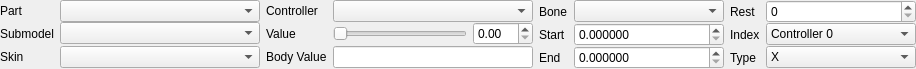
First picture: the form in src/tools/hlam/ui/assets/studiomodel/dockpanels/StudioModelBodyPartsPanel.ui, repository SamVanheer/HalfLifeAssetManager, before the edit.
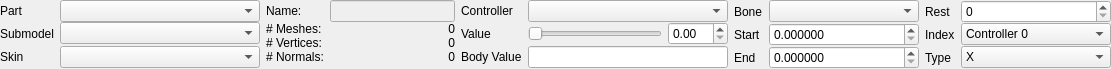
Second picture: the form after the edit.

Commit message: Add model name edit box, mesh, vertex & normal count labels

```diff
--- a/src/tools/hlam/ui/assets/studiomodel/dockpanels/StudioModelBodyPartsPanel.ui
+++ b/src/tools/hlam/ui/assets/studiomodel/dockpanels/StudioModelBodyPartsPanel.ui
@@ -6,7 +6,7 @@
    <rect>
     <x>0</x>
     <y>0</y>
-    <width>899</width>
+    <width>1089</width>
     <height>62</height>
    </rect>
   </property>
@@ -32,244 +32,7 @@
    <property name="verticalSpacing">
     <number>0</number>
    </property>
-   <item row="3" column="1">
-    <spacer name="verticalSpacer">
-     <property name="orientation">
-      <enum>Qt::Vertical</enum>
-     </property>
-     <property name="sizeHint" stdset="0">
-      <size>
-       <width>20</width>
-       <height>0</height>
-      </size>
-     </property>
-    </spacer>
-   </item>
-   <item row="2" column="3" colspan="2">
-    <widget class="QLineEdit" name="BodyValue">
-     <property name="sizePolicy">
-      <sizepolicy hsizetype="Fixed" vsizetype="Fixed">
-       <horstretch>0</horstretch>
-       <verstretch>0</verstretch>
-      </sizepolicy>
-     </property>
-     <property name="minimumSize">
-      <size>
-       <width>200</width>
-       <height>0</height>
-      </size>
-     </property>
-     <property name="maximumSize">
-      <size>
-       <width>200</width>
-       <height>16777215</height>
-      </size>
-     </property>
-     <property name="alignment">
-      <set>Qt::AlignRight|Qt::AlignTrailing|Qt::AlignVCenter</set>
-     </property>
-     <property name="readOnly">
-      <bool>true</bool>
-     </property>
-    </widget>
-   </item>
-   <item row="2" column="0">
-    <widget class="QLabel" name="label_3">
-     <property name="text">
-      <string>Skin</string>
-     </property>
-    </widget>
-   </item>
-   <item row="1" column="4">
-    <widget class="QDoubleSpinBox" name="BoneControllerValueSpinner">
-     <property name="sizePolicy">
-      <sizepolicy hsizetype="Fixed" vsizetype="Fixed">
-       <horstretch>0</horstretch>
-       <verstretch>0</verstretch>
-      </sizepolicy>
-     </property>
-     <property name="minimumSize">
-      <size>
-       <width>60</width>
-       <height>0</height>
-      </size>
-     </property>
-     <property name="maximumSize">
-      <size>
-       <width>60</width>
-       <height>16777215</height>
-      </size>
-     </property>
-     <property name="maximum">
-      <double>360.000000000000000</double>
-     </property>
-     <property name="value">
-      <double>0.000000000000000</double>
-     </property>
-    </widget>
-   </item>
-   <item row="0" column="0">
-    <widget class="QLabel" name="label">
-     <property name="text">
-      <string>Part</string>
-     </property>
-    </widget>
-   </item>
-   <item row="0" column="3" colspan="2">
-    <widget class="QComboBox" name="BoneControllers">
-     <property name="sizePolicy">
-      <sizepolicy hsizetype="Fixed" vsizetype="Fixed">
-       <horstretch>0</horstretch>
-       <verstretch>0</verstretch>
-      </sizepolicy>
-     </property>
-     <property name="minimumSize">
-      <size>
-       <width>200</width>
-       <height>0</height>
-      </size>
-     </property>
-     <property name="maximumSize">
-      <size>
-       <width>200</width>
-       <height>16777215</height>
-      </size>
-     </property>
-    </widget>
-   </item>
-   <item row="0" column="2">
-    <widget class="QLabel" name="label_4">
-     <property name="text">
-      <string>Controller</string>
-     </property>
-    </widget>
-   </item>
-   <item row="0" column="1">
-    <widget class="QComboBox" name="BodyParts">
-     <property name="sizePolicy">
-      <sizepolicy hsizetype="Fixed" vsizetype="Fixed">
-       <horstretch>0</horstretch>
-       <verstretch>0</verstretch>
-      </sizepolicy>
-     </property>
-     <property name="minimumSize">
-      <size>
-       <width>200</width>
-       <height>0</height>
-      </size>
-     </property>
-     <property name="maximumSize">
-      <size>
-       <width>200</width>
-       <height>16777215</height>
-      </size>
-     </property>
-    </widget>
-   </item>
-   <item row="1" column="2">
-    <widget class="QLabel" name="label_5">
-     <property name="text">
-      <string>Value</string>
-     </property>
-    </widget>
-   </item>
-   <item row="1" column="0">
-    <widget class="QLabel" name="label_2">
-     <property name="text">
-      <string>Submodel</string>
-     </property>
-    </widget>
-   </item>
-   <item row="1" column="3">
-    <widget class="QSlider" name="BoneControllerValueSlider">
-     <property name="sizePolicy">
-      <sizepolicy hsizetype="Preferred" vsizetype="Fixed">
-       <horstretch>0</horstretch>
-       <verstretch>0</verstretch>
-      </sizepolicy>
-     </property>
-     <property name="minimumSize">
-      <size>
-       <width>0</width>
-       <height>0</height>
-      </size>
-     </property>
-     <property name="maximumSize">
-      <size>
-       <width>16777215</width>
-       <height>16777215</height>
-      </size>
-     </property>
-     <property name="orientation">
-      <enum>Qt::Horizontal</enum>
-     </property>
-    </widget>
-   </item>
-   <item row="1" column="1">
-    <widget class="QComboBox" name="Submodels">
-     <property name="sizePolicy">
-      <sizepolicy hsizetype="Fixed" vsizetype="Fixed">
-       <horstretch>0</horstretch>
-       <verstretch>0</verstretch>
-      </sizepolicy>
-     </property>
-     <property name="minimumSize">
-      <size>
-       <width>200</width>
-       <height>0</height>
-      </size>
-     </property>
-     <property name="maximumSize">
-      <size>
-       <width>200</width>
-       <height>16777215</height>
-      </size>
-     </property>
-    </widget>
-   </item>
-   <item row="2" column="1">
-    <widget class="QComboBox" name="Skins">
-     <property name="sizePolicy">
-      <sizepolicy hsizetype="Fixed" vsizetype="Fixed">
-       <horstretch>0</horstretch>
-       <verstretch>0</verstretch>
-      </sizepolicy>
-     </property>
-     <property name="minimumSize">
-      <size>
-       <width>200</width>
-       <height>0</height>
-      </size>
-     </property>
-     <property name="maximumSize">
-      <size>
-       <width>200</width>
-       <height>16777215</height>
-      </size>
-     </property>
-    </widget>
-   </item>
-   <item row="2" column="2">
-    <widget class="QLabel" name="label_6">
-     <property name="text">
-      <string>Body Value</string>
-     </property>
-    </widget>
-   </item>
-   <item row="0" column="8">
-    <spacer name="horizontalSpacer">
-     <property name="orientation">
-      <enum>Qt::Horizontal</enum>
-     </property>
-     <property name="sizeHint" stdset="0">
-      <size>
-       <width>0</width>
-       <height>20</height>
-      </size>
-     </property>
-    </spacer>
-   </item>
-   <item row="0" column="7" rowspan="3">
+   <item row="0" column="8" rowspan="3">
     <widget class="QWidget" name="BoneControllerDataWidget" native="true">
      <layout class="QGridLayout" name="gridLayout_2">
       <property name="leftMargin">
@@ -552,6 +315,366 @@
      </layout>
     </widget>
    </item>
+   <item row="1" column="5">
+    <widget class="QDoubleSpinBox" name="BoneControllerValueSpinner">
+     <property name="sizePolicy">
+      <sizepolicy hsizetype="Fixed" vsizetype="Fixed">
+       <horstretch>0</horstretch>
+       <verstretch>0</verstretch>
+      </sizepolicy>
+     </property>
+     <property name="minimumSize">
+      <size>
+       <width>60</width>
+       <height>0</height>
+      </size>
+     </property>
+     <property name="maximumSize">
+      <size>
+       <width>60</width>
+       <height>16777215</height>
+      </size>
+     </property>
+     <property name="maximum">
+      <double>360.000000000000000</double>
+     </property>
+     <property name="value">
+      <double>0.000000000000000</double>
+     </property>
+    </widget>
+   </item>
+   <item row="0" column="9">
+    <spacer name="horizontalSpacer">
+     <property name="orientation">
+      <enum>Qt::Horizontal</enum>
+     </property>
+     <property name="sizeHint" stdset="0">
+      <size>
+       <width>0</width>
+       <height>20</height>
+      </size>
+     </property>
+    </spacer>
+   </item>
+   <item row="2" column="4" colspan="2">
+    <widget class="QLineEdit" name="BodyValue">
+     <property name="sizePolicy">
+      <sizepolicy hsizetype="Fixed" vsizetype="Fixed">
+       <horstretch>0</horstretch>
+       <verstretch>0</verstretch>
+      </sizepolicy>
+     </property>
+     <property name="minimumSize">
+      <size>
+       <width>200</width>
+       <height>0</height>
+      </size>
+     </property>
+     <property name="maximumSize">
+      <size>
+       <width>200</width>
+       <height>16777215</height>
+      </size>
+     </property>
+     <property name="alignment">
+      <set>Qt::AlignRight|Qt::AlignTrailing|Qt::AlignVCenter</set>
+     </property>
+     <property name="readOnly">
+      <bool>true</bool>
+     </property>
+    </widget>
+   </item>
+   <item row="0" column="0">
+    <widget class="QLabel" name="label">
+     <property name="text">
+      <string>Part</string>
+     </property>
+    </widget>
+   </item>
+   <item row="2" column="1">
+    <widget class="QComboBox" name="Skins">
+     <property name="sizePolicy">
+      <sizepolicy hsizetype="Fixed" vsizetype="Fixed">
+       <horstretch>0</horstretch>
+       <verstretch>0</verstretch>
+      </sizepolicy>
+     </property>
+     <property name="minimumSize">
+      <size>
+       <width>200</width>
+       <height>0</height>
+      </size>
+     </property>
+     <property name="maximumSize">
+      <size>
+       <width>200</width>
+       <height>16777215</height>
+      </size>
+     </property>
+    </widget>
+   </item>
+   <item row="1" column="3">
+    <widget class="QLabel" name="label_5">
+     <property name="text">
+      <string>Value</string>
+     </property>
+    </widget>
+   </item>
+   <item row="2" column="3">
+    <widget class="QLabel" name="label_6">
+     <property name="text">
+      <string>Body Value</string>
+     </property>
+    </widget>
+   </item>
+   <item row="1" column="0">
+    <widget class="QLabel" name="label_2">
+     <property name="text">
+      <string>Submodel</string>
+     </property>
+    </widget>
+   </item>
+   <item row="0" column="1">
+    <widget class="QComboBox" name="BodyParts">
+     <property name="sizePolicy">
+      <sizepolicy hsizetype="Fixed" vsizetype="Fixed">
+       <horstretch>0</horstretch>
+       <verstretch>0</verstretch>
+      </sizepolicy>
+     </property>
+     <property name="minimumSize">
+      <size>
+       <width>200</width>
+       <height>0</height>
+      </size>
+     </property>
+     <property name="maximumSize">
+      <size>
+       <width>200</width>
+       <height>16777215</height>
+      </size>
+     </property>
+    </widget>
+   </item>
+   <item row="2" column="0">
+    <widget class="QLabel" name="label_3">
+     <property name="text">
+      <string>Skin</string>
+     </property>
+    </widget>
+   </item>
+   <item row="3" column="1">
+    <spacer name="verticalSpacer">
+     <property name="orientation">
+      <enum>Qt::Vertical</enum>
+     </property>
+     <property name="sizeHint" stdset="0">
+      <size>
+       <width>20</width>
+       <height>0</height>
+      </size>
+     </property>
+    </spacer>
+   </item>
+   <item row="0" column="3">
+    <widget class="QLabel" name="label_4">
+     <property name="text">
+      <string>Controller</string>
+     </property>
+    </widget>
+   </item>
+   <item row="1" column="4">
+    <widget class="QSlider" name="BoneControllerValueSlider">
+     <property name="sizePolicy">
+      <sizepolicy hsizetype="Preferred" vsizetype="Fixed">
+       <horstretch>0</horstretch>
+       <verstretch>0</verstretch>
+      </sizepolicy>
+     </property>
+     <property name="minimumSize">
+      <size>
+       <width>0</width>
+       <height>0</height>
+      </size>
+     </property>
+     <property name="maximumSize">
+      <size>
+       <width>16777215</width>
+       <height>16777215</height>
+      </size>
+     </property>
+     <property name="orientation">
+      <enum>Qt::Horizontal</enum>
+     </property>
+    </widget>
+   </item>
+   <item row="0" column="4" colspan="2">
+    <widget class="QComboBox" name="BoneControllers">
+     <property name="sizePolicy">
+      <sizepolicy hsizetype="Fixed" vsizetype="Fixed">
+       <horstretch>0</horstretch>
+       <verstretch>0</verstretch>
+      </sizepolicy>
+     </property>
+     <property name="minimumSize">
+      <size>
+       <width>200</width>
+       <height>0</height>
+      </size>
+     </property>
+     <property name="maximumSize">
+      <size>
+       <width>200</width>
+       <height>16777215</height>
+      </size>
+     </property>
+    </widget>
+   </item>
+   <item row="1" column="1">
+    <widget class="QComboBox" name="Submodels">
+     <property name="sizePolicy">
+      <sizepolicy hsizetype="Fixed" vsizetype="Fixed">
+       <horstretch>0</horstretch>
+       <verstretch>0</verstretch>
+      </sizepolicy>
+     </property>
+     <property name="minimumSize">
+      <size>
+       <width>200</width>
+       <height>0</height>
+      </size>
+     </property>
+     <property name="maximumSize">
+      <size>
+       <width>200</width>
+       <height>16777215</height>
+      </size>
+     </property>
+    </widget>
+   </item>
+   <item row="0" column="2" rowspan="3">
+    <widget class="QWidget" name="widget" native="true">
+     <property name="minimumSize">
+      <size>
+       <width>0</width>
+       <height>0</height>
+      </size>
+     </property>
+     <layout class="QGridLayout" name="gridLayout_3">
+      <property name="leftMargin">
+       <number>0</number>
+      </property>
+      <property name="topMargin">
+       <number>0</number>
+      </property>
+      <property name="rightMargin">
+       <number>0</number>
+      </property>
+      <property name="bottomMargin">
+       <number>0</number>
+      </property>
+      <property name="verticalSpacing">
+       <number>0</number>
+      </property>
+      <item row="2" column="0">
+       <widget class="QLabel" name="label_15">
+        <property name="text">
+         <string># Vertices:</string>
+        </property>
+       </widget>
+      </item>
+      <item row="3" column="1">
+       <widget class="QLabel" name="NormalCountLabel">
+        <property name="text">
+         <string>0</string>
+        </property>
+        <property name="alignment">
+         <set>Qt::AlignRight|Qt::AlignTrailing|Qt::AlignVCenter</set>
+        </property>
+       </widget>
+      </item>
+      <item row="0" column="0">
+       <widget class="QLabel" name="label_13">
+        <property name="text">
+         <string>Name:</string>
+        </property>
+       </widget>
+      </item>
+      <item row="0" column="1">
+       <widget class="QLineEdit" name="ModelName">
+        <property name="enabled">
+         <bool>false</bool>
+        </property>
+        <property name="sizePolicy">
+         <sizepolicy hsizetype="Fixed" vsizetype="Fixed">
+          <horstretch>0</horstretch>
+          <verstretch>0</verstretch>
+         </sizepolicy>
+        </property>
+        <property name="minimumSize">
+         <size>
+          <width>125</width>
+          <height>0</height>
+         </size>
+        </property>
+        <property name="maximumSize">
+         <size>
+          <width>125</width>
+          <height>16777215</height>
+         </size>
+        </property>
+       </widget>
+      </item>
+      <item row="1" column="0">
+       <widget class="QLabel" name="label_14">
+        <property name="text">
+         <string># Meshes:</string>
+        </property>
+       </widget>
+      </item>
+      <item row="1" column="1">
+       <widget class="QLabel" name="MeshCountLabel">
+        <property name="text">
+         <string>0</string>
+        </property>
+        <property name="alignment">
+         <set>Qt::AlignRight|Qt::AlignTrailing|Qt::AlignVCenter</set>
+        </property>
+       </widget>
+      </item>
+      <item row="3" column="0">
+       <widget class="QLabel" name="label_16">
+        <property name="text">
+         <string># Normals:</string>
+        </property>
+       </widget>
+      </item>
+      <item row="2" column="1">
+       <widget class="QLabel" name="VertexCountLabel">
+        <property name="text">
+         <string>0</string>
+        </property>
+        <property name="alignment">
+         <set>Qt::AlignRight|Qt::AlignTrailing|Qt::AlignVCenter</set>
+        </property>
+       </widget>
+      </item>
+      <item row="4" column="0">
+       <spacer name="verticalSpacer_2">
+        <property name="orientation">
+         <enum>Qt::Vertical</enum>
+        </property>
+        <property name="sizeHint" stdset="0">
+         <size>
+          <width>20</width>
+          <height>0</height>
+         </size>
+        </property>
+       </spacer>
+      </item>
+     </layout>
+    </widget>
+   </item>
   </layout>
  </widget>
  <resources/>
```
The commit also changes 7 other files.
